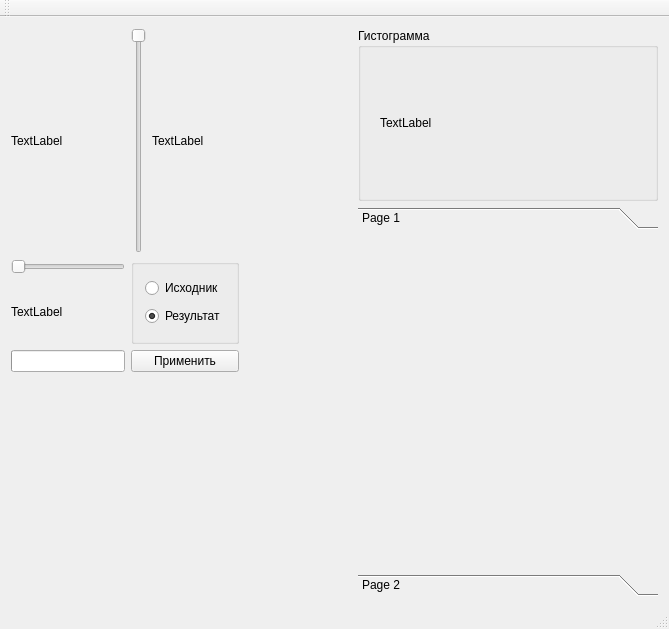
dive155/SmartImage, file mainwindow.ui: the form before one commit.
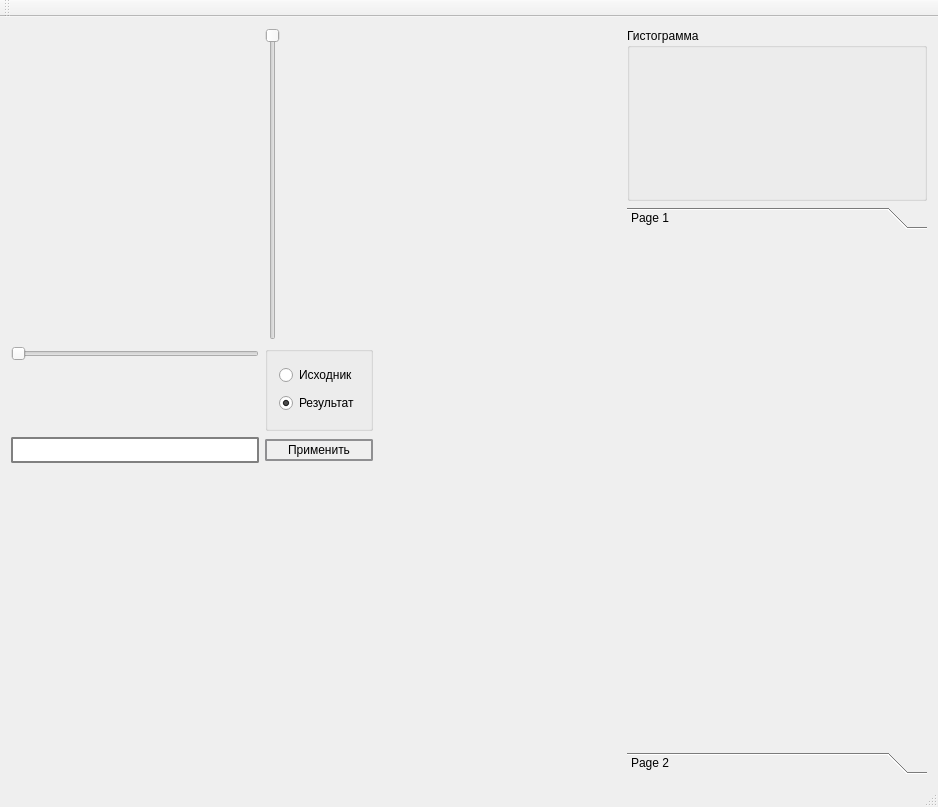
The form after the commit. Icons and pictures are not drawn.

The edit to the form file:
```diff
--- a/mainwindow.ui
+++ b/mainwindow.ui
@@ -6,13 +6,44 @@
    <rect>
     <x>0</x>
     <y>0</y>
-    <width>669</width>
-    <height>629</height>
+    <width>938</width>
+    <height>807</height>
    </rect>
   </property>
   <property name="windowTitle">
    <string>MainWindow</string>
   </property>
+  <property name="styleSheet">
+   <string notr="true">QPushButton {
+    border: 2px solid #8f8f91;
+    border-radius: 2px;
+    background-color: qlineargradient(x1: 0, y1: 0, x2: 0, y2: 1,
+                                      stop: 0 #f6f7fa, stop: 1 #dadbde);
+   min-height: 18px;
+}
+
+QPushButton:pressed {
+    background-color: qlineargradient(x1: 0, y1: 0, x2: 0, y2: 1,
+                                      stop: 0 #94e0ff/*dadbde*/, stop: 1 #30b9f2/*#f6f7fa*/);
+}
+
+QPushButton:flat {
+    border: none; /* no border for a flat push button */
+}
+
+QPushButton:default {
+    border-color: navy; /* make the default button prominent */
+}
+
+QProgressBar::chunk {
+    background-color: #30b9f2;
+    width: 1px;
+}
+QProgressBar {
+    border: 2px solid grey;
+    border-radius: 2px;
+}</string>
+  </property>
   <widget class="QWidget" name="centralWidget">
    <layout class="QHBoxLayout" name="horizontalLayout_2">
     <item>
@@ -20,7 +51,10 @@
       <item row="0" column="0">
        <widget class="QLabel" name="display">
         <property name="text">
-         <string>TextLabel</string>
+         <string/>
+        </property>
+        <property name="pixmap">
+         <pixmap resource="placeholders.qrc">:/placeholders/background.png</pixmap>
         </property>
        </widget>
       </item>
@@ -52,6 +86,9 @@
       </item>
       <item row="3" column="0">
        <widget class="QProgressBar" name="progressBar">
+        <property name="styleSheet">
+         <string notr="true"/>
+        </property>
         <property name="value">
          <number>0</number>
         </property>
@@ -81,7 +118,10 @@
            </size>
           </property>
           <property name="text">
-           <string>TextLabel</string>
+           <string/>
+          </property>
+          <property name="pixmap">
+           <pixmap resource="placeholders.qrc">:/placeholders/downcut.png</pixmap>
           </property>
          </widget>
         </item>
@@ -114,7 +154,10 @@
            </size>
           </property>
           <property name="text">
-           <string>TextLabel</string>
+           <string/>
+          </property>
+          <property name="pixmap">
+           <pixmap resource="placeholders.qrc">:/placeholders/sidecut.png</pixmap>
           </property>
          </widget>
         </item>
@@ -194,7 +237,10 @@
             </size>
            </property>
            <property name="text">
-            <string>TextLabel</string>
+            <string/>
+           </property>
+           <property name="pixmap">
+            <pixmap resource="placeholders.qrc">:/placeholders/gist.png</pixmap>
            </property>
           </widget>
          </item>
@@ -227,7 +273,7 @@
            <x>0</x>
            <y>0</y>
            <width>300</width>
-           <height>345</height>
+           <height>523</height>
           </rect>
          </property>
          <attribute name="label">
```
Left out of the diff: 8 changed lines with no effect on the pictures.
